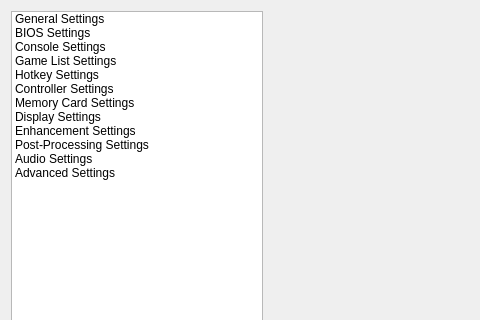
kofxi3584karlayang/duckstation, file src/duckstation-qt/settingsdialog.ui: the form before one commit; both pictures show x 0 to 480 and y 0 to 320 of the 780 by 650 pixel window.
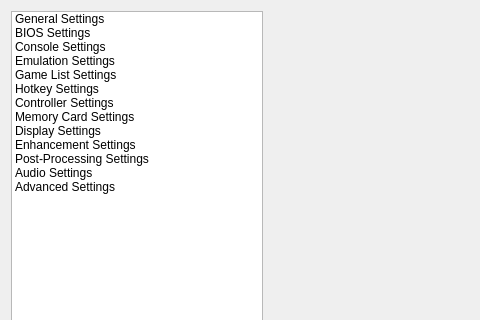
The form after the commit. Icons and pictures are not drawn.

Commit message: Qt: Move speed settings into its own category

Patch:
```diff
--- a/src/duckstation-qt/settingsdialog.ui
+++ b/src/duckstation-qt/settingsdialog.ui
@@ -80,6 +80,15 @@
         <normaloff>:/icons/utilities-system-monitor.png</normaloff>:/icons/utilities-system-monitor.png</iconset>
       </property>
      </item>
+     <item>
+      <property name="text">
+       <string>Emulation Settings</string>
+      </property>
+      <property name="icon">
+       <iconset resource="resources/resources.qrc">
+        <normaloff>:/icons/applications-other.png</normaloff>:/icons/applications-other.png</iconset>
+      </property>
+     </item>
      <item>
       <property name="text">
        <string>Game List Settings</string>
```
The commit also changes 12 other files.
